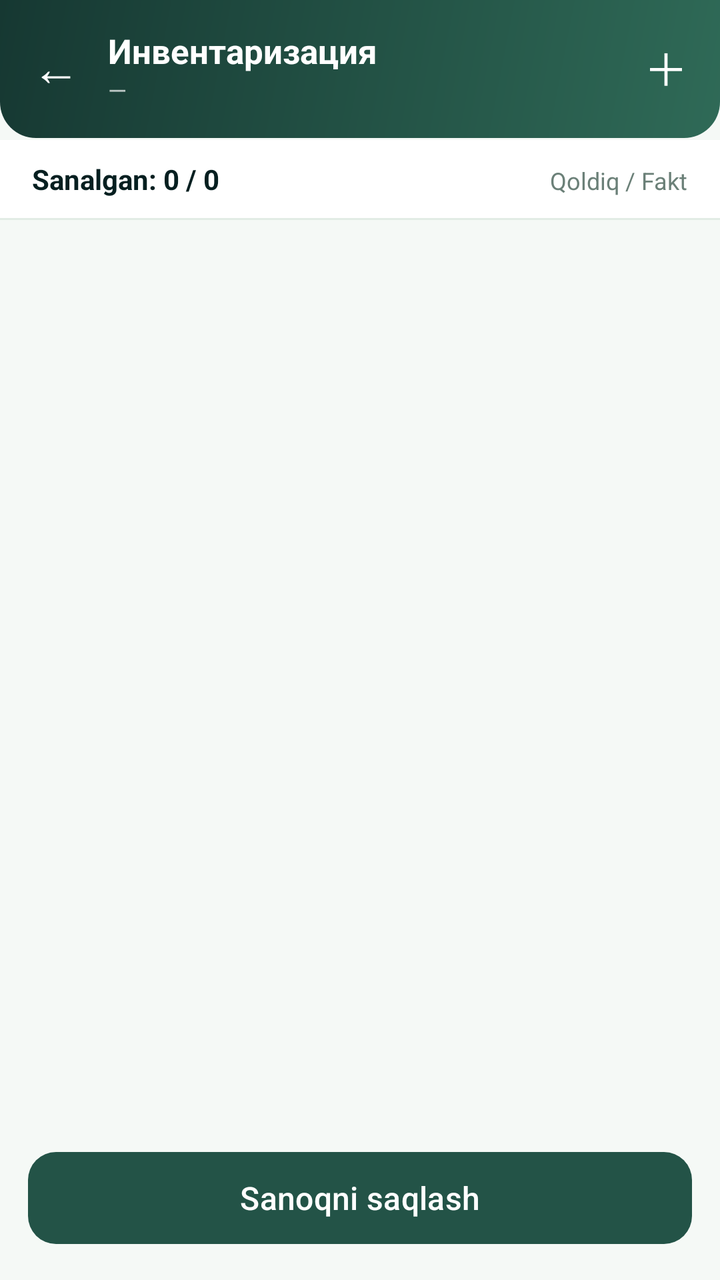
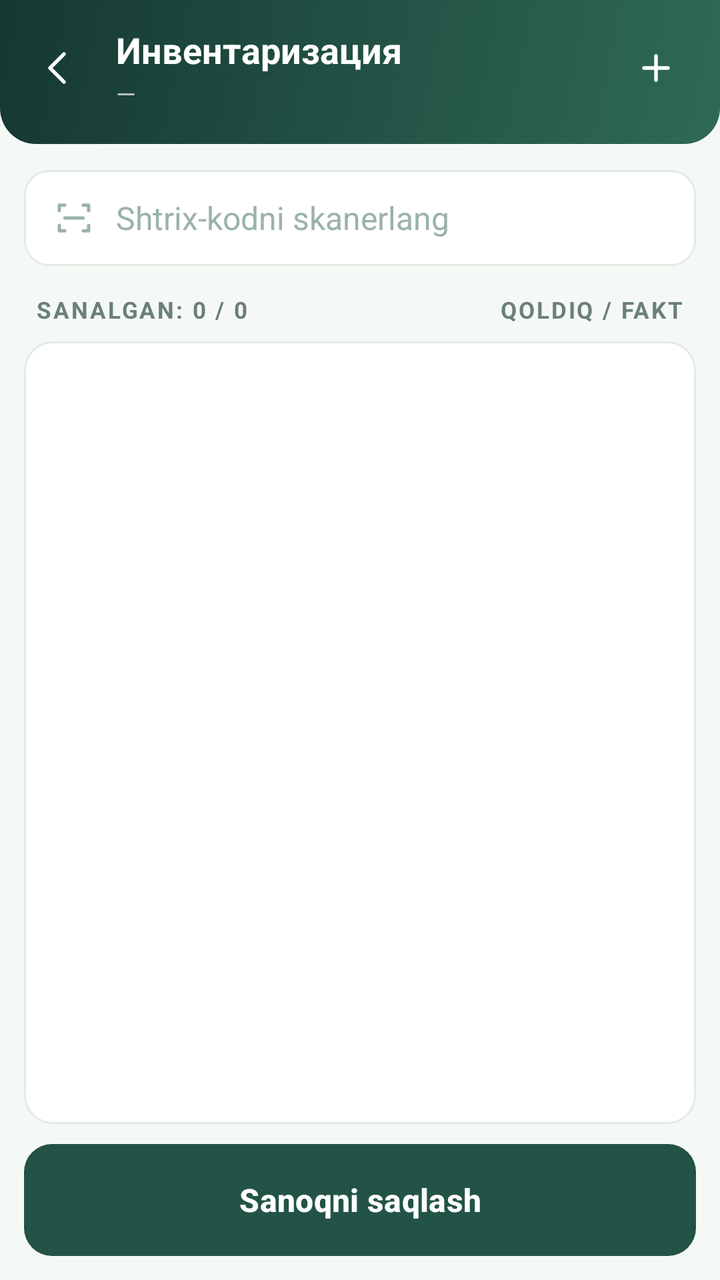

Screens rendered from an Android XML layout before and after an edit, with the pre-edit source and the edit as a unified diff.
<!-- AndroidManifest.xml: application theme Theme.SevimliTZD -->
<!-- res/layout/activity_inventory_count.xml -->
<?xml version="1.0" encoding="utf-8"?>
<LinearLayout xmlns:android="http://schemas.android.com/apk/res/android"
    xmlns:app="http://schemas.android.com/apk/res-auto"
    android:layout_width="match_parent"
    android:layout_height="match_parent"
    android:orientation="vertical"
    android:background="@color/bg_light">

    <LinearLayout
        android:layout_width="match_parent"
        android:layout_height="wrap_content"
        android:orientation="horizontal"
        android:gravity="center_vertical"
        android:background="@drawable/bg_header"
        android:paddingStart="16dp"
        android:paddingEnd="16dp"
        android:paddingTop="14dp"
        android:paddingBottom="16dp">

        <TextView
            android:id="@+id/btnBack"
            android:layout_width="wrap_content"
            android:layout_height="wrap_content"
            android:text="←"
            android:textColor="@color/white"
            android:textSize="24sp"
            android:paddingEnd="14dp" />

        <LinearLayout
            android:layout_width="0dp"
            android:layout_height="wrap_content"
            android:layout_weight="1"
            android:orientation="vertical">

            <TextView
                android:id="@+id/headerName"
                android:layout_width="wrap_content"
                android:layout_height="wrap_content"
                android:text="Инвентаризация"
                android:textColor="@color/white"
                android:textSize="17sp"
                android:textStyle="bold" />

            <TextView
                android:id="@+id/headerRoute"
                android:layout_width="wrap_content"
                android:layout_height="wrap_content"
                android:text="—"
                android:textColor="@color/white70"
                android:textSize="12sp" />
        </LinearLayout>

        <TextView
            android:id="@+id/btnAdd"
            android:layout_width="wrap_content"
            android:layout_height="wrap_content"
            android:text="＋"
            android:textColor="@color/white"
            android:textSize="22sp" />
    </LinearLayout>

    <EditText
        android:id="@+id/scanInput"
        android:layout_width="1dp"
        android:layout_height="1dp"
        android:inputType="text"
        android:imeOptions="actionDone"
        android:background="@null"
        android:importantForAutofill="no" />

    <LinearLayout
        android:layout_width="match_parent"
        android:layout_height="wrap_content"
        android:orientation="horizontal"
        android:background="@color/white"
        android:paddingStart="16dp"
        android:paddingEnd="16dp"
        android:paddingTop="10dp"
        android:paddingBottom="10dp">

        <TextView
            android:id="@+id/progressText"
            android:layout_width="0dp"
            android:layout_height="wrap_content"
            android:layout_weight="1"
            android:text="Sanalgan: 0 / 0"
            android:textColor="@color/text_dark"
            android:textSize="14sp"
            android:textStyle="bold" />

        <TextView
            android:layout_width="wrap_content"
            android:layout_height="wrap_content"
            android:text="Qoldiq / Fakt"
            android:textColor="@color/text_gray"
            android:textSize="12sp" />
    </LinearLayout>

    <View
        android:layout_width="match_parent"
        android:layout_height="1dp"
        android:background="@color/card_stroke" />

    <ProgressBar
        android:id="@+id/loading"
        android:layout_width="30dp"
        android:layout_height="30dp"
        android:layout_gravity="center_horizontal"
        android:layout_margin="16dp"
        android:indeterminateTint="@color/brand"
        android:visibility="gone" />

    <androidx.recyclerview.widget.RecyclerView
        android:id="@+id/list"
        android:layout_width="match_parent"
        android:layout_height="0dp"
        android:layout_weight="1"
        android:overScrollMode="never"
        android:scrollbars="vertical" />

    <com.google.android.material.button.MaterialButton
        android:id="@+id/btnConfirm"
        android:layout_width="match_parent"
        android:layout_height="54dp"
        android:layout_margin="14dp"
        android:text="Sanoqni saqlash"
        android:textAllCaps="false"
        android:textSize="16sp"
        app:backgroundTint="@color/brand"
        app:cornerRadius="14dp" />
</LinearLayout>
<!-- resources referenced by this layout -->
<resources>
  <!-- unchanged entries left out for length: 11 -->
</resources>

<!-- the commit's change to res/layout/activity_inventory_count.xml (unified diff, before → after) -->
@@ -12,53 +12,55 @@
         android:orientation="horizontal"
         android:gravity="center_vertical"
         android:background="@drawable/bg_header"
-        android:paddingStart="16dp"
-        android:paddingEnd="16dp"
-        android:paddingTop="14dp"
-        android:paddingBottom="16dp">
+        android:paddingStart="6dp"
+        android:paddingEnd="8dp"
+        android:paddingTop="10dp"
+        android:paddingBottom="14dp">
 
-        <TextView
+        <ImageView
             android:id="@+id/btnBack"
-            android:layout_width="wrap_content"
-            android:layout_height="wrap_content"
-            android:text="←"
-            android:textColor="@color/white"
-            android:textSize="24sp"
-            android:paddingEnd="14dp" />
+            android:layout_width="48dp"
+            android:layout_height="48dp"
+            android:padding="12dp"
+            android:src="@drawable/j_ic_back"
+            app:tint="@color/white"
+            android:background="?attr/selectableItemBackgroundBorderless"
+            android:contentDescription="Orqaga" />
 
         <LinearLayout
             android:layout_width="0dp"
             android:layout_height="wrap_content"
             android:layout_weight="1"
+            android:layout_marginStart="4dp"
             android:orientation="vertical">
 
             <TextView
                 android:id="@+id/headerName"
-                android:layout_width="wrap_content"
-                android:layout_height="wrap_content"
-                android:text="Инвентаризация"
-                android:textColor="@color/white"
-                android:textSize="17sp"
-                android:textStyle="bold" />
+                style="@style/J.HeadTitle"
+                android:textSize="18sp"
+                android:maxLines="1"
+                android:ellipsize="end"
+                android:text="Инвентаризация" />
 
             <TextView
                 android:id="@+id/headerRoute"
-                android:layout_width="wrap_content"
-                android:layout_height="wrap_content"
-                android:text="—"
-                android:textColor="@color/white70"
-                android:textSize="12sp" />
+                style="@style/J.HeadSub"
+                android:layout_marginTop="1dp"
+                android:text="—" />
         </LinearLayout>
 
-        <TextView
+        <ImageView
             android:id="@+id/btnAdd"
-            android:layout_width="wrap_content"
-            android:layout_height="wrap_content"
-            android:text="＋"
-            android:textColor="@color/white"
-            android:textSize="22sp" />
+            android:layout_width="48dp"
+            android:layout_height="48dp"
+            android:padding="12dp"
+            android:src="@drawable/j_ic_plus"
+            app:tint="@color/white"
+            android:background="?attr/selectableItemBackgroundBorderless"
+            android:contentDescription="Qo'lda qo'shish" />
     </LinearLayout>
 
+    
     <EditText
         android:id="@+id/scanInput"
         android:layout_width="1dp"
@@ -72,41 +74,58 @@
         android:layout_width="match_parent"
         android:layout_height="wrap_content"
         android:orientation="horizontal"
-        android:background="@color/white"
-        android:paddingStart="16dp"
-        android:paddingEnd="16dp"
-        android:paddingTop="10dp"
-        android:paddingBottom="10dp">
+        android:gravity="center_vertical"
+        android:layout_marginStart="12dp"
+        android:layout_marginEnd="12dp"
+        android:layout_marginTop="12dp"
+        android:paddingStart="14dp"
+        android:paddingEnd="14dp"
+        android:paddingTop="13dp"
+        android:paddingBottom="13dp"
+        android:background="@drawable/j_field">
+
+        <ImageView
+            android:layout_width="22dp"
+            android:layout_height="22dp"
+            android:src="@drawable/j_ic_scan"
+            app:tint="#9BB3A7"
+            android:contentDescription="Skan" />
+
+        <TextView
+            style="@style/J.Body"
+            android:layout_marginStart="10dp"
+            android:textColor="#9BB3A7"
+            android:text="Shtrix-kodni skanerlang" />
+    </LinearLayout>
+
+    <LinearLayout
+        android:layout_width="match_parent"
+        android:layout_height="wrap_content"
+        android:orientation="horizontal"
+        android:gravity="center_vertical"
+        android:paddingStart="18dp"
+        android:paddingEnd="18dp"
+        android:paddingTop="14dp"
+        android:paddingBottom="8dp">
 
         <TextView
             android:id="@+id/progressText"
+            style="@style/J.Sec"
             android:layout_width="0dp"
-            android:layout_height="wrap_content"
             android:layout_weight="1"
-            android:text="Sanalgan: 0 / 0"
-            android:textColor="@color/text_dark"
-            android:textSize="14sp"
-            android:textStyle="bold" />
+            android:text="Sanalgan: 0 / 0" />
 
         <TextView
-            android:layout_width="wrap_content"
-            android:layout_height="wrap_content"
-            android:text="Qoldiq / Fakt"
-            android:textColor="@color/text_gray"
-            android:textSize="12sp" />
+            style="@style/J.Sec"
+            android:text="Qoldiq / Fakt" />
     </LinearLayout>
-
-    <View
-        android:layout_width="match_parent"
-        android:layout_height="1dp"
-        android:background="@color/card_stroke" />
 
     <ProgressBar
         android:id="@+id/loading"
         android:layout_width="30dp"
         android:layout_height="30dp"
         android:layout_gravity="center_horizontal"
-        android:layout_margin="16dp"
+        android:layout_margin="12dp"
         android:indeterminateTint="@color/brand"
         android:visibility="gone" />
 
@@ -115,17 +134,18 @@
         android:layout_width="match_parent"
         android:layout_height="0dp"
         android:layout_weight="1"
+        android:layout_marginStart="12dp"
+        android:layout_marginEnd="12dp"
+        android:background="@drawable/j_card"
         android:overScrollMode="never"
         android:scrollbars="vertical" />
 
     <com.google.android.material.button.MaterialButton
         android:id="@+id/btnConfirm"
-        android:layout_width="match_parent"
-        android:layout_height="54dp"
-        android:layout_margin="14dp"
-        android:text="Sanoqni saqlash"
-        android:textAllCaps="false"
-        android:textSize="16sp"
-        app:backgroundTint="@color/brand"
-        app:cornerRadius="14dp" />
+        style="@style/J.Btn.Primary"
+        android:layout_marginStart="12dp"
+        android:layout_marginEnd="12dp"
+        android:layout_marginTop="10dp"
+        android:layout_marginBottom="12dp"
+        android:text="Sanoqni saqlash" />
 </LinearLayout>
<!-- resource entries referenced after the edit -->
@@ -1,5 +1,79 @@
 <!-- resources referenced by this layout -->
 <resources>
+  <!-- drawable j_card (drawable) -->
+  <shape xmlns:android="http://schemas.android.com/apk/res/android" android:shape="rectangle">
+      <solid android:color="@color/white"/>
+      <corners android:radius="14dp"/>
+      <stroke android:width="1dp" android:color="@color/card_stroke"/></shape>
+  <!-- drawable j_field (drawable) -->
+  <shape xmlns:android="http://schemas.android.com/apk/res/android" android:shape="rectangle">
+      <solid android:color="@color/white"/>
+      <corners android:radius="12dp"/>
+      <stroke android:width="1dp" android:color="@color/card_stroke"/></shape>
+  <!-- drawable j_ic_back (drawable) -->
+  <vector xmlns:android="http://schemas.android.com/apk/res/android"
+      android:width="24dp" android:height="24dp"
+      android:viewportWidth="24" android:viewportHeight="24"
+      android:tint="@color/brand">
+      <path android:pathData="M14,5 L7,12 L14,19" android:strokeColor="#FF000000" android:strokeWidth="1.8" android:strokeLineCap="round" android:strokeLineJoin="round" android:fillColor="#00000000"/>
+  </vector>
+  <!-- drawable j_ic_plus (drawable) -->
+  <vector xmlns:android="http://schemas.android.com/apk/res/android"
+      android:width="24dp" android:height="24dp"
+      android:viewportWidth="24" android:viewportHeight="24"
+      android:tint="@color/brand">
+      <path android:pathData="M12,6 L12,18 M6,12 L18,12" android:strokeColor="#FF000000" android:strokeWidth="1.8" android:strokeLineCap="round" android:strokeLineJoin="round" android:fillColor="#00000000"/>
+  </vector>
+  <!-- drawable j_ic_scan (drawable) -->
+  <vector xmlns:android="http://schemas.android.com/apk/res/android"
+      android:width="24dp" android:height="24dp"
+      android:viewportWidth="24" android:viewportHeight="24"
+      android:tint="@color/brand">
+      <path android:pathData="M4,8 L4,5 L7,5 M20,8 L20,5 L17,5 M4,16 L4,19 L7,19 M20,16 L20,19 L17,19 M7,12 L17,12" android:strokeColor="#FF000000" android:strokeWidth="1.8" android:strokeLineCap="round" android:strokeLineJoin="round" android:fillColor="#00000000"/>
+  </vector>
+  <style name="J.Body" parent="">
+          <item name="android:layout_width">wrap_content</item>
+          <item name="android:layout_height">wrap_content</item>
+          <item name="android:textSize">16sp</item>
+          <item name="android:textColor">@color/text_dark</item>
+      </style>
+  <style name="J.Btn.Primary" parent="J.Btn">
+          <item name="backgroundTint">@color/brand</item>
+          <item name="android:textColor">@color/white</item>
+      </style>
+  <style name="J.HeadSub" parent="">
+          <item name="android:layout_width">wrap_content</item>
+          <item name="android:layout_height">wrap_content</item>
+          <item name="android:textSize">12.5sp</item>
+          <item name="android:textColor">@color/white70</item>
+      </style>
+  <style name="J.HeadTitle" parent="">
+          <item name="android:layout_width">wrap_content</item>
+          <item name="android:layout_height">wrap_content</item>
+          <item name="android:textSize">19sp</item>
+          <item name="android:textStyle">bold</item>
+          <item name="android:textColor">@color/white</item>
+      </style>
+  <style name="J.Sec" parent="">
+          <item name="android:layout_width">wrap_content</item>
+          <item name="android:layout_height">wrap_content</item>
+          <item name="android:textSize">11.5sp</item>
+          <item name="android:textStyle">bold</item>
+          <item name="android:textAllCaps">true</item>
+          <item name="android:letterSpacing">0.08</item>
+          <item name="android:textColor">@color/text_gray</item>
+      </style>
+  <style name="J.Btn" parent="Widget.Material3.Button">
+          <item name="android:layout_width">match_parent</item>
+          <item name="android:layout_height">56dp</item>
+          <item name="android:textSize">16sp</item>
+          <item name="android:textAllCaps">false</item>
+          <item name="android:textStyle">bold</item>
+          <item name="cornerRadius">14dp</item>
+          
+          <item name="android:insetTop">0dp</item>
+          <item name="android:insetBottom">0dp</item>
+      </style>
   <!-- unchanged entries left out for length: 11 -->
 </resources>
 
